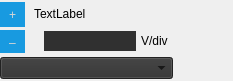
First picture: the form in LEO_sniffy/GUI/widgetdialrange.ui, repository jirik09/Sniffy, before the edit.
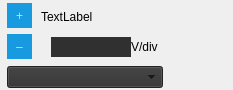
Second picture: the form after the edit.

The edit to the form file:
```diff
--- a/LEO_sniffy/GUI/widgetdialrange.ui
+++ b/LEO_sniffy/GUI/widgetdialrange.ui
@@ -7,11 +7,11 @@
     <x>0</x>
     <y>0</y>
     <width>233</width>
-    <height>81</height>
+    <height>90</height>
    </rect>
   </property>
   <property name="sizePolicy">
-   <sizepolicy hsizetype="Expanding" vsizetype="Fixed">
+   <sizepolicy hsizetype="Expanding" vsizetype="Preferred">
     <horstretch>0</horstretch>
     <verstretch>0</verstretch>
    </sizepolicy>
@@ -19,7 +19,7 @@
   <property name="minimumSize">
    <size>
     <width>200</width>
-    <height>60</height>
+    <height>90</height>
    </size>
   </property>
   <property name="maximumSize">
@@ -63,7 +63,7 @@
    <item>
     <widget class="QWidget" name="widget" native="true">
      <property name="sizePolicy">
-      <sizepolicy hsizetype="Expanding" vsizetype="Minimum">
+      <sizepolicy hsizetype="Expanding" vsizetype="Preferred">
        <horstretch>0</horstretch>
        <verstretch>0</verstretch>
       </sizepolicy>
@@ -79,7 +79,7 @@
        <number>4</number>
       </property>
       <property name="leftMargin">
-       <number>0</number>
+       <number>7</number>
       </property>
       <property name="topMargin">
        <number>0</number>
@@ -98,6 +98,12 @@
           <verstretch>0</verstretch>
          </sizepolicy>
         </property>
+        <property name="minimumSize">
+         <size>
+          <width>0</width>
+          <height>60</height>
+         </size>
+        </property>
         <property name="styleSheet">
          <string notr="true"/>
         </property>
@@ -120,7 +126,7 @@
          <item>
           <widget class="QWidget" name="widget_5" native="true">
            <property name="sizePolicy">
-            <sizepolicy hsizetype="Preferred" vsizetype="Preferred">
+            <sizepolicy hsizetype="Preferred" vsizetype="Minimum">
              <horstretch>0</horstretch>
              <verstretch>0</verstretch>
             </sizepolicy>
@@ -216,7 +222,7 @@
          <item>
           <widget class="QWidget" name="widget_6" native="true">
            <property name="sizePolicy">
-            <sizepolicy hsizetype="Preferred" vsizetype="Expanding">
+            <sizepolicy hsizetype="Preferred" vsizetype="Preferred">
              <horstretch>0</horstretch>
              <verstretch>0</verstretch>
             </sizepolicy>
@@ -302,7 +308,7 @@
                  </property>
                  <property name="minimumSize">
                   <size>
-                   <width>0</width>
+                   <width>80</width>
                    <height>0</height>
                   </size>
                  </property>
@@ -365,6 +371,12 @@
           <verstretch>0</verstretch>
          </sizepolicy>
         </property>
+        <property name="minimumSize">
+         <size>
+          <width>0</width>
+          <height>22</height>
+         </size>
+        </property>
         <property name="maximumSize">
          <size>
           <width>16777215</width>
@@ -419,8 +431,8 @@
      </property>
      <property name="minimumSize">
       <size>
-       <width>60</width>
-       <height>60</height>
+       <width>70</width>
+       <height>70</height>
       </size>
      </property>
      <property name="maximumSize">
```
